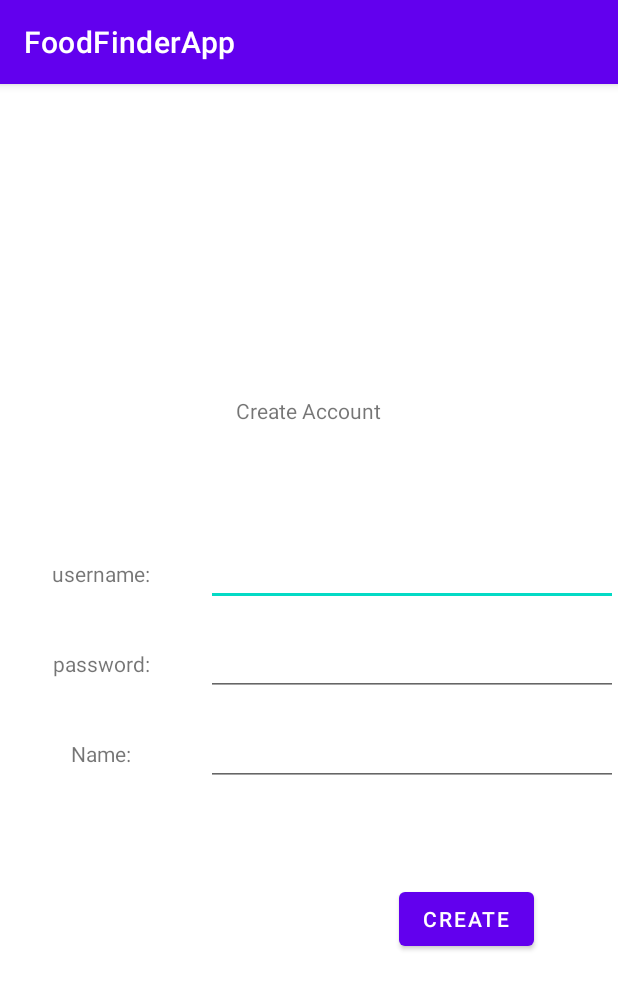
After one commit to andrewthebare/FoodFinderApp, an Android app: the CreateAccount screen opened directly, with no data from a screen before it, on a phone screen of 412 x 824 dp. The commit adds this screen. Shown: the top 989 px of the screen. Run offline under Robolectric (Android 15) with nearby library versions, the phone set to English and light mode, and no system bars.

Commit message:
Create Account Implementation

```diff
--- a/app/src/main/AndroidManifest.xml
+++ b/app/src/main/AndroidManifest.xml
@@ -13,7 +13,8 @@
         android:roundIcon="@mipmap/ic_launcher_round"
         android:supportsRtl="true"
         android:theme="@style/Theme.FoodFinderApp">
-        <activity android:name=".loginScreen"></activity>
+        <activity android:name=".CreateAccount"></activity>
+        <activity android:name=".loginScreen" />
         <activity android:name=".BusinessActivity" />
 
         <meta-data
--- /dev/null
+++ b/app/src/main/java/com/example/foodfinderapp/CreateAccount.java
@@ -0,0 +1,61 @@
+package com.example.foodfinderapp;
+
+import androidx.appcompat.app.AppCompatActivity;
+
+import android.content.Intent;
+import android.os.Bundle;
+import android.view.View;
+import android.widget.Button;
+import android.widget.EditText;
+import android.widget.Toast;
+
+public class CreateAccount extends AppCompatActivity {
+
+    EditText username;
+    EditText password;
+    EditText name;
+    Button createBTN;
+
+    @Override
+    protected void onCreate(Bundle savedInstanceState) {
+        super.onCreate(savedInstanceState);
+        setContentView(R.layout.activity_create_account);
+
+        username = (EditText) findViewById(R.id.newUsernameEdit);
+        password = (EditText) findViewById(R.id.newPasswordEdit);
+        name = (EditText) findViewById(R.id.newNameEdit);
+        createBTN = (Button) findViewById(R.id.createNewBTN);
+        createBTN.setOnClickListener(this::createNewAccount);
+    }
+
+    private void createNewAccount(View view){
+        String uName = username.getText().toString();
+        String pw = password.getText().toString();
+        String name = this.name.getText().toString();
+
+
+        //make sure the credentials are alright
+        if(uName.length()<1){
+            Toast.makeText(this, "username empty", Toast.LENGTH_SHORT).show();
+            return;
+        }
+        if(pw.length()<6){
+            Toast.makeText(this, "password is too short", Toast.LENGTH_SHORT).show();
+            return;
+        }
+        if(name.length()<1){
+            Toast.makeText(this, "Name is empty", Toast.LENGTH_SHORT).show();
+            return;
+        }
+
+        //check if the username exists
+        if(Database.getInstance().UsernameExists(uName)){
+            Toast.makeText(this, "Username Already Exists!", Toast.LENGTH_SHORT).show();
+            return;
+        }
+
+        Database.getInstance().createNewUser(name, uName, pw);
+        Intent intent = new Intent(this, loginScreen.class);
+        this.startActivity(intent);
+    }
+}
--- /dev/null
+++ b/app/src/main/res/layout/activity_create_account.xml
@@ -0,0 +1,108 @@
+<?xml version="1.0" encoding="utf-8"?>
+<androidx.constraintlayout.widget.ConstraintLayout xmlns:android="http://schemas.android.com/apk/res/android"
+    xmlns:app="http://schemas.android.com/apk/res-auto"
+    xmlns:tools="http://schemas.android.com/tools"
+    android:layout_width="match_parent"
+    android:layout_height="match_parent"
+    tools:context=".CreateAccount">
+
+    <TextView
+        android:id="@+id/textView3"
+        android:layout_width="wrap_content"
+        android:layout_height="wrap_content"
+        android:layout_marginTop="208dp"
+        android:text="Create Account"
+        app:layout_constraintEnd_toEndOf="parent"
+        app:layout_constraintHorizontal_bias="0.498"
+        app:layout_constraintStart_toStartOf="parent"
+        app:layout_constraintTop_toTopOf="parent" />
+
+    <LinearLayout
+        android:id="@+id/linearLayout"
+        android:layout_width="match_parent"
+        android:layout_height="60dp"
+        android:layout_marginTop="69dp"
+        android:orientation="horizontal"
+        app:layout_constraintEnd_toEndOf="parent"
+        app:layout_constraintStart_toStartOf="parent"
+        app:layout_constraintTop_toBottomOf="@+id/textView3">
+
+        <TextView
+            android:layout_width="0dp"
+            android:layout_height="match_parent"
+            android:layout_weight="1"
+            android:gravity="center"
+            android:text="username: " />
+
+        <EditText
+            android:id="@+id/newUsernameEdit"
+            android:layout_width="0dp"
+            android:layout_height="wrap_content"
+            android:layout_weight="2"
+            android:ems="10"
+            android:inputType="textPersonName" />
+
+    </LinearLayout>
+
+    <LinearLayout
+        android:id="@+id/linearLayout2"
+        android:layout_width="match_parent"
+        android:layout_height="60dp"
+        android:orientation="horizontal"
+        app:layout_constraintEnd_toEndOf="parent"
+        app:layout_constraintStart_toStartOf="parent"
+        app:layout_constraintTop_toBottomOf="@+id/linearLayout3">
+
+        <TextView
+            android:layout_width="0dp"
+            android:layout_height="match_parent"
+            android:layout_weight="1"
+            android:gravity="center"
+            android:text="Name: " />
+
+        <EditText
+            android:id="@+id/newNameEdit"
+            android:layout_width="0dp"
+            android:layout_height="wrap_content"
+            android:layout_weight="2"
+            android:ems="10"
+            android:inputType="textPersonName" />
+
+    </LinearLayout>
+
+    <LinearLayout
+        android:id="@+id/linearLayout3"
+        android:layout_width="match_parent"
+        android:layout_height="60dp"
+        android:orientation="horizontal"
+        app:layout_constraintEnd_toEndOf="parent"
+        app:layout_constraintStart_toStartOf="parent"
+        app:layout_constraintTop_toBottomOf="@+id/linearLayout">
+
+        <TextView
+            android:layout_width="0dp"
+            android:layout_height="match_parent"
+            android:layout_weight="1"
+            android:gravity="center"
+            android:text="password: " />
+
+        <EditText
+            android:id="@+id/newPasswordEdit"
+            android:layout_width="0dp"
+            android:layout_height="wrap_content"
+            android:layout_weight="2"
+            android:ems="10"
+            android:inputType="textPersonName" />
+
+    </LinearLayout>
+
+    <Button
+        android:id="@+id/createNewBTN"
+        android:layout_width="wrap_content"
+        android:layout_height="wrap_content"
+        android:layout_marginTop="56dp"
+        android:layout_marginEnd="56dp"
+        android:text="Create"
+        app:layout_constraintEnd_toEndOf="parent"
+        app:layout_constraintTop_toBottomOf="@+id/linearLayout2" />
+</androidx.constraintlayout.widget.ConstraintLayout>
```
Also changed, not shown: app/src/main/java/com/example/foodfinderapp/Database.java (+13 -1 lines), app/src/main/java/com/example/foodfinderapp/ProfileFragment.java (+8 -8 lines), app/src/main/java/com/example/foodfinderapp/loginScreen.java (+11 -0 lines), app/src/main/res/layout/activity_login_screen.xml (+9 -1 lines), app/src/main/res/layout/fragment_profile.xml (+12 -12 lines).
